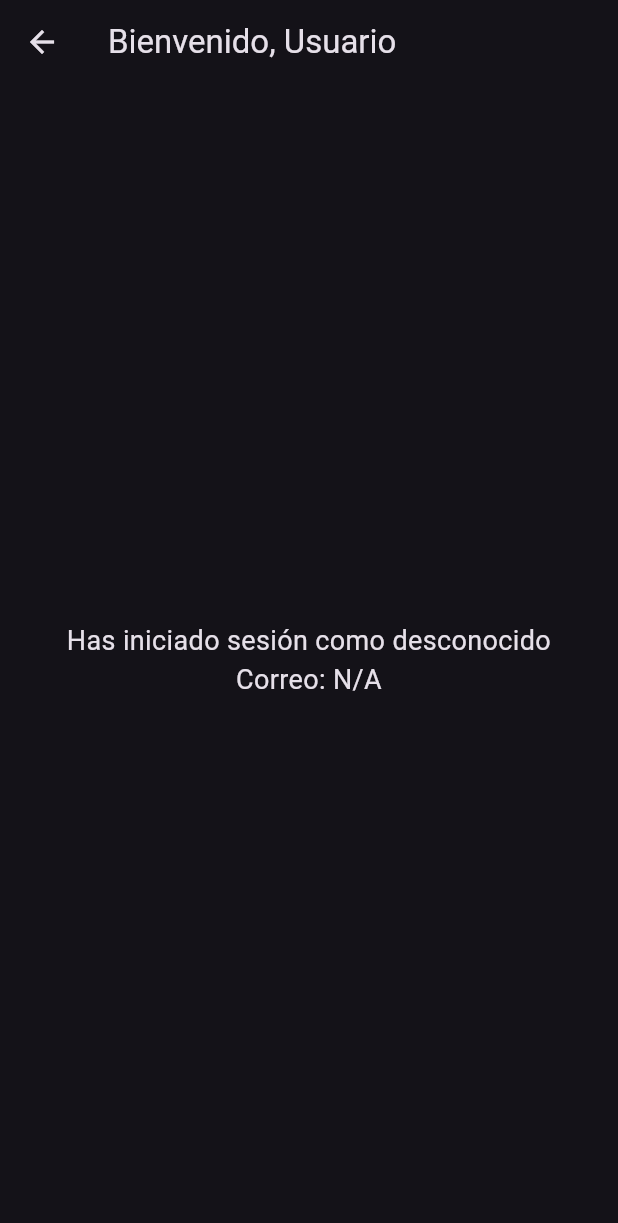
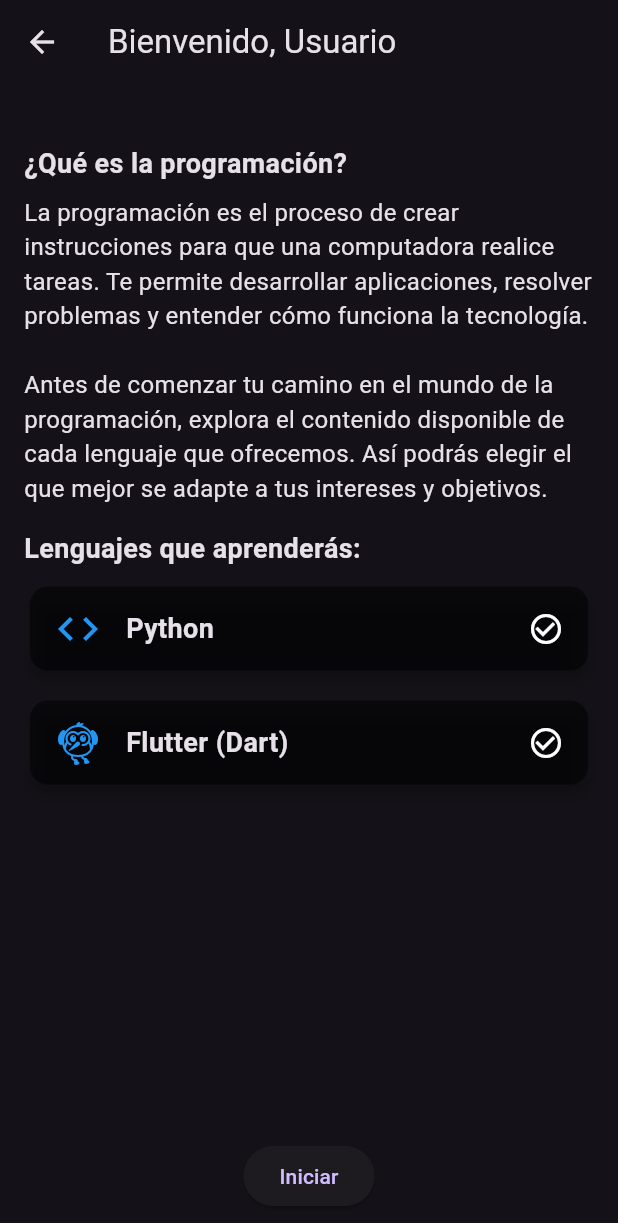
Before and after one commit to MrKatze/CharlesCode, a Flutter app: the HomeScreen screen opened by its route, on a phone screen of 412 x 824 dp. Shown: the top 1223 px of the screen. Run offline on Flutter 3.47's test engine with Material 3 defaults, Android fonts, the phone set to English and light mode, and no system bars; accounts and stored records are empty.

Commit message:
primera chamba
xd

```diff
--- a/frontend/lib/core/services/auth_service.dart
+++ b/frontend/lib/core/services/auth_service.dart
@@ -3,8 +3,10 @@ import 'package:http/http.dart' as http;
 import '../../models/usuario.dart';
 
 class AuthService {
+  //final String baseUrl =
+     // 'http://192.168.1.35:3000/api/usuarios'; // Cambia por tu IP o dominio
   final String baseUrl =
-      'http://192.168.1.35:3000/api/usuarios'; // Cambia por tu IP o dominio
+      'http://localhost:3000/api/usuarios'; // Cambia por tu IP o dominio
 
   Future<Usuario?> login(String usuario, String password) async {
     final response = await http.post(
--- a/frontend/lib/screens/home/home_screen.dart
+++ b/frontend/lib/screens/home/home_screen.dart
@@ -1,5 +1,6 @@
 import 'package:flutter/material.dart';
 import '../../../models/usuario.dart';
+import 'screens/modal_lenguaje/modal_lenguaje_screen.dart';
 
 class HomeScreen extends StatelessWidget {
   const HomeScreen({super.key});
@@ -12,11 +13,108 @@ class HomeScreen extends StatelessWidget {
       appBar: AppBar(
         title: Text('Bienvenido, ${usuario?.nombre ?? 'Usuario'}'),
       ),
-      body: Center(
-        child: Text(
-          'Has iniciado sesión como ${usuario?.rol ?? 'desconocido'}\nCorreo: ${usuario?.correo ?? 'N/A'}',
-          textAlign: TextAlign.center,
-          style: const TextStyle(fontSize: 18),
+      body: Padding(
+        padding: const EdgeInsets.all(16.0),
+        child: Column(
+          crossAxisAlignment: CrossAxisAlignment.start,
+          children: [
+            const SizedBox(height: 24),
+            const Text(
+              '¿Qué es la programación?',
+              style: TextStyle(fontSize: 18, fontWeight: FontWeight.bold),
+            ),
+            const SizedBox(height: 8),
+            const Text(
+              'La programación es el proceso de crear instrucciones para que una computadora realice tareas. '
+              'Te permite desarrollar aplicaciones, resolver problemas y entender cómo funciona la tecnología.\n\n'
+              'Antes de comenzar tu camino en el mundo de la programación, explora el contenido disponible de cada lenguaje que ofrecemos. '
+              'Así podrás elegir el que mejor se adapte a tus intereses y objetivos.',
+              style: TextStyle(fontSize: 16),
+            ),
+            const SizedBox(height: 16),
+            const Text(
+              'Lenguajes que aprenderás:',
+              style: TextStyle(fontSize: 18, fontWeight: FontWeight.bold),
+            ),
+            const SizedBox(height: 8),
+
+            // Tarjetas de lenguajes
+            Column(
+              children: [
+                Card(
+                  color: Colors.black54,
+                  shape: RoundedRectangleBorder(
+                    borderRadius: BorderRadius.circular(12),
+                  ),
+                  elevation: 4,
+                  child: InkWell(
+                    onTap: () => mostrarInfoLenguajeModal(context, 'Python'),
+                    borderRadius: BorderRadius.circular(12),
+                    child: Padding(
+                      padding: const EdgeInsets.symmetric(
+                          vertical: 12, horizontal: 16),
+                      child: Row(
+                        children: const [
+                          Icon(Icons.code, size: 32, color: Colors.blue),
+                          SizedBox(width: 16),
+                          Text(
+                            'Python',
+                            style: TextStyle(
+                                fontSize: 18, fontWeight: FontWeight.w600),
+                          ),
+                          Spacer(),
+                          Icon(Icons.check_circle_outline,
+                              size: 24, color: Colors.white),
+                        ],
+                      ),
+                    ),
+                  ),
+                ),
+                const SizedBox(height: 12),
+                Card(
+                  color: Colors.black54,
+                  shape: RoundedRectangleBorder(
+                    borderRadius: BorderRadius.circular(12),
+                  ),
+                  elevation: 4,
+                  child: InkWell(
+                    onTap: () =>
+                        mostrarInfoLenguajeModal(context, 'Flutter (Dart)'),
+                    borderRadius: BorderRadius.circular(12),
+                    child: Padding(
+                      padding: const EdgeInsets.symmetric(
+                          vertical: 12, horizontal: 16),
+                      child: Row(
+                        children: const [
+                          Icon(Icons.flutter_dash,
+                              size: 32, color: Colors.blue),
+                          SizedBox(width: 16),
+                          Text(
+                            'Flutter (Dart)',
+                            style: TextStyle(
+                                fontSize: 18, fontWeight: FontWeight.w600),
+                          ),
+                          Spacer(),
+                          Icon(Icons.check_circle_outline,
+                              size: 24, color: Colors.white),
+                        ],
+                      ),
+                    ),
+                  ),
+                ),
+              ],
+            ),
+
+            const Spacer(),
+            Center(
+              child: ElevatedButton(
+                onPressed: () {
+                  // Aquí puedes añadir funcionalidad en el futuro
+                },
+                child: const Text('Iniciar'),
+              ),
+            ),
+          ],
         ),
       ),
     );
```
Also changed, not shown: frontend/lib/core/services/temario_service.dart (added, +26 -0 lines), frontend/lib/screens/modal_lenguaje/modal_lenguaje_screen.dart (added, +98 -0 lines), frontend/lib/models/temario.dart (added), 3 other files.
